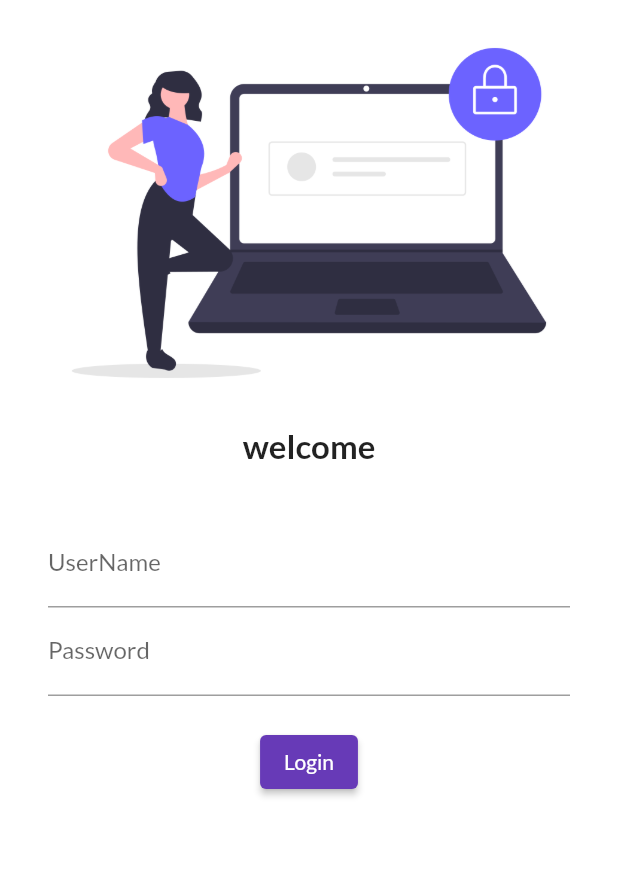
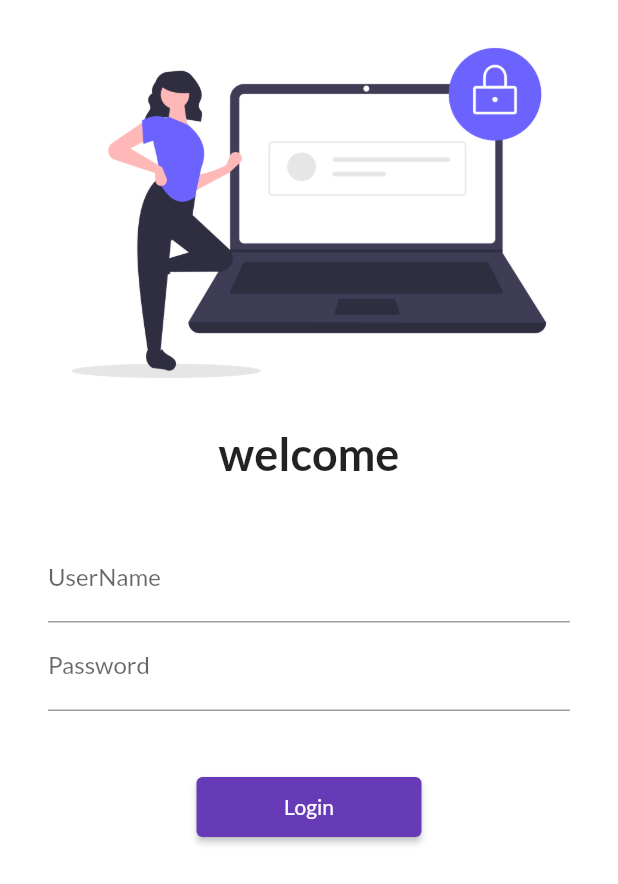
Before and after one commit to IjazAhmaid/Flutter8hours, a Flutter app: the screen it shows after launch, on a phone screen of 412 x 824 dp. Shown: the top 884 px of the screen. Run offline on Flutter 3.47's test engine with Material 2 defaults, Android fonts, the phone set to English and light mode, and no system bars; our stand-ins replace google_fonts.

Commit message:
Day5 completed

```diff
--- a/lib/main.dart
+++ b/lib/main.dart
@@ -1,8 +1,8 @@
 import 'package:flutter/material.dart';
 import 'package:project8hours/pages/home_page.dart';
-//import 'package:project8hours/pages/home_page.dart';
 import 'package:project8hours/pages/login_page.dart';
 import 'package:google_fonts/google_fonts.dart';
+import 'package:project8hours/utlis/routes.dart';
 
 void main() {
   runApp(const MyApp());
@@ -25,7 +25,8 @@
         initialRoute: "/",
         routes: {
           "/": (context) => const LoginPage(),
-          "/home": (context) => const HomePage(),
+          MyRoutes.loginRoute: (context) => const LoginPage(),
+          MyRoutes.homeRoute: (context) => const HomePage(),
         });
   }
 }
--- a/lib/pages/login_page.dart
+++ b/lib/pages/login_page.dart
@@ -1,4 +1,5 @@
 import 'package:flutter/material.dart';
+import 'package:project8hours/utlis/routes.dart';
 
 class LoginPage extends StatelessWidget {
   const LoginPage({Key? key}) : super(key: key);
@@ -7,6 +8,7 @@
   Widget build(BuildContext context) {
     return Material(
         color: Colors.white,
+        child: SingleChildScrollView(
           child: Column(
             children: [
               Image.asset(
@@ -16,7 +18,7 @@
               const Text(
                 "welcome",
                 style: TextStyle(
-                fontSize: 22,
+                  fontSize: 30,
                   fontWeight: FontWeight.bold,
                 ),
               ),
@@ -24,8 +26,8 @@
                 height: 20,
               ),
               Padding(
-              padding:
-                  const EdgeInsets.symmetric(horizontal: 32.0, vertical: 16.0),
+                padding: const EdgeInsets.symmetric(
+                    horizontal: 32.0, vertical: 16.0),
                 child: Column(
                   children: [
                     TextFormField(
@@ -38,17 +40,20 @@
                           hintText: "Enter Password", labelText: "Password"),
                     ),
                     const SizedBox(
-                    height: 20,
+                      height: 40,
                     ),
                     ElevatedButton(
+                        style: TextButton.styleFrom(
+                            minimumSize: const Size(150, 40)),
                         onPressed: () {
-                        print('object');
+                          Navigator.pushNamed(context, MyRoutes.homeRoute);
                         },
-                      child: const Text('Login'))
+                        child: const Text('Login')),
                   ],
                 ),
               )
             ],
+          ),
         ));
   }
 }
--- /dev/null
+++ b/lib/utlis/routes.dart
@@ -0,0 +1,4 @@
+class MyRoutes {
+  static String loginRoute = '/login';
+  static String homeRoute = "/home";
+}
```
Lines whose indentation alone changed are shown as unchanged.
